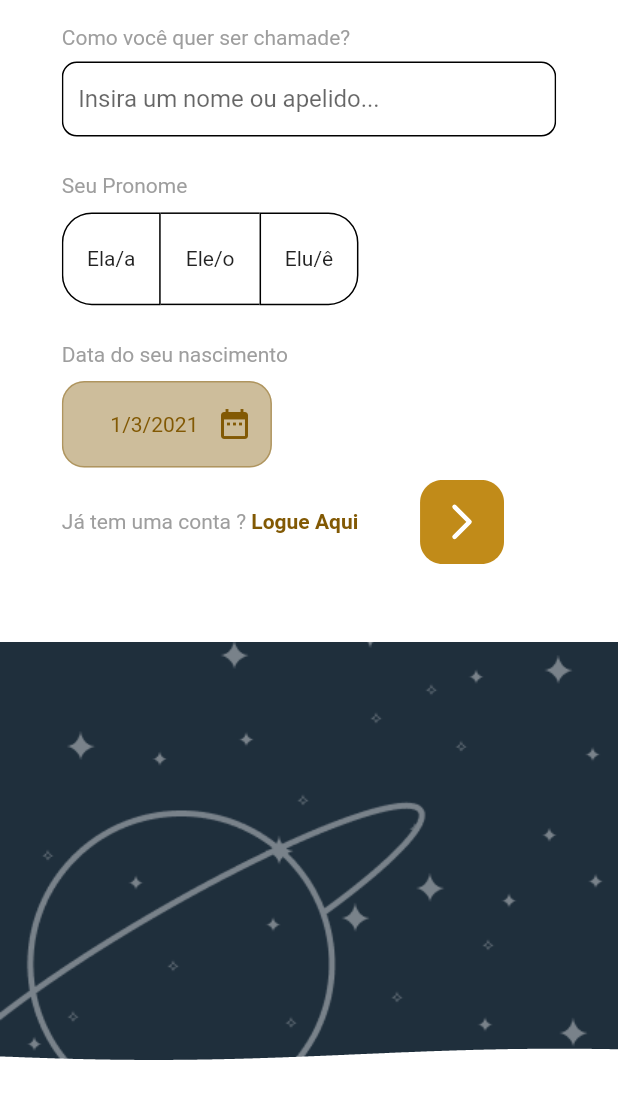
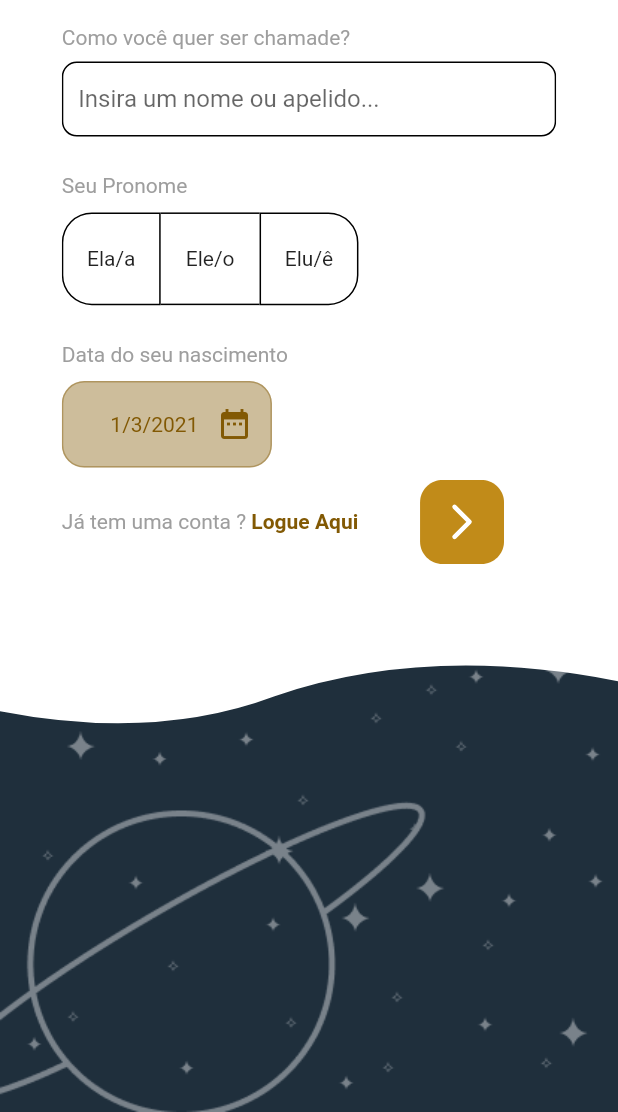
Before and after one commit to ViniciusVicco/lunia, a Flutter app: the screen it shows after launch, after a tap on "Cadastre-se", on a phone screen of 412 x 824 dp, the part 124-1236 px from its top. Run offline on Flutter 3.47's test engine with Material 2 defaults, Android fonts, the phone set to English and light mode, and no system bars; our stand-ins replace flutter_custom_clippers, flutter_svg.

```diff
--- a/lib/constrants/dart/constrants.dart
+++ /dev/null
@@ -1 +0,0 @@
-import 'package:flutter/painting.dart';
--- a/lib/screens/comom_widgets/background_widgets/background_container_widget.dart
+++ /dev/null
@@ -1,38 +0,0 @@
-import 'package:flutter/material.dart';
-import 'package:lunia/screens/comom_widgets/background_widgets/wave_widget.dart';
-
-
-
-
-class BackGroundContainerWidget extends StatelessWidget {
-  final double heightporcentage;
-  BackGroundContainerWidget({@required this.heightporcentage});
-  @override
-  Widget build(BuildContext context) {
-    final Size size = MediaQuery.of(context).size;
-    final double width = MediaQuery.of(context).size.width;
-    final double height = MediaQuery.of(context).size.height;
-    return Align(
-      heightFactor: height * 0.40,
-      alignment: Alignment.bottomCenter,
-      child: Stack(
-        children: [
-          Container(
-            height: height* 0.38,
-            decoration: BoxDecoration(
-                image: DecorationImage(image: AssetImage('assets/comom/fundo.png'),
-                    fit: BoxFit.cover,
-                  alignment: Alignment.bottomCenter,
-                )
-            ),
-            child: WaveWidget(
-              size: size,
-              yOffset: size.height / 3.0,
-              color: Colors.white,
-            ),
-          ),
-        ],
-      ),
-    );
-  }
-}
--- a/lib/screens/comom_widgets/background_widgets/clipper_widget.dart
+++ /dev/null
@@ -1,26 +0,0 @@
-import 'package:flutter/cupertino.dart';
-
-class ClipperWidget extends CustomClipper<Path>{
-
-  final List<Offset> waveList;
-  ClipperWidget({this.waveList});
-
-  @override
-  getClip(Size size) {
-   final Path path = Path();
-
-
-    path.addPolygon(waveList, false);
-    path.lineTo(size.width, size.height);
-    path.lineTo(0.0, size.height);
-    path.close();
-
-
-
-   return path;
-  }
-
-  @override
-  bool shouldReclip(covariant CustomClipper oldClipper) => true;
-
-}
--- /dev/null
+++ b/lib/screens/comom_widgets/background_widgets/custom_clipper_backgrounded.dart
@@ -0,0 +1,35 @@
+import 'package:flutter/material.dart';
+import 'package:flutter_custom_clippers/flutter_custom_clippers.dart';
+
+class CustomClipperBackgrounded extends StatelessWidget {
+  final Widget child;
+  CustomClipperBackgrounded({this.child});
+  @override
+  Widget build(BuildContext context) {
+    final double width = MediaQuery.of(context).size.width;
+    final double height = MediaQuery.of(context).size.height;
+    return Stack(children: [
+      Column(
+        children: [
+          Container(
+            height: height,
+            decoration: BoxDecoration(
+                image: DecorationImage(
+                    fit: BoxFit.fitWidth,
+                    alignment: FractionalOffset.bottomCenter,
+                    image: AssetImage('assets/comom/fundo.png'))),
+          ),
+        ],
+      ),
+      ClipPath(
+        clipper: WaveClipperTwo(),
+        child: Container(
+          height: height * 0.7,
+          color: Colors.white,
+          //Clipar este cara aqui
+        ),
+      ),
+      child,
+    ]);
+  }
+}
--- a/lib/screens/comom_widgets/background_widgets/wave_widget.dart
+++ /dev/null
@@ -1,77 +0,0 @@
-import 'package:flutter/material.dart';
-import 'dart:math' as Math;
-import 'clipper_widget.dart';
-
-
-
-class WaveWidget extends StatefulWidget {
-  final Size size;
-  final double yOffset;
-  final Color color;
-
-  WaveWidget({
-    this.size,
-    this.color,
-    this.yOffset,
-});
-
-  @override
-  _WaveWidgetState createState() => _WaveWidgetState();
-}
-
-class _WaveWidgetState extends State<WaveWidget> with  TickerProviderStateMixin{
-  AnimationController animationController;
-
-  List<Offset> wavePoints = [];
-
-  @override
-
-  @override
-  void initState(){
-    super.initState();
-    animationController = AnimationController(vsync: this, duration: Duration(milliseconds: 5000))..addListener(() {
-      wavePoints.clear();
-      final double waveSpeed = animationController.value * 1080;
-      final double fullSphere = animationController.value * Math.pi * 2;
-      final double normalizer = Math.cos(fullSphere);
-      final double waveWidgth = Math.pi / 270;
-      final double waveHeight = 20.0;
-
-      for(int i = 0; i <= widget.size.width.toInt(); ++i){
-        double calc = Math.sin((waveSpeed - i) * waveWidgth);
-
-        wavePoints.add(
-          Offset(i.toDouble(),
-            calc * waveHeight * normalizer + widget.yOffset,
-          ),
-        );
-      }
-
-    });
-    animationController.repeat();
-  }
-
-
-  @override
-  void dispose() {
-    super.dispose();
-    animationController.dispose();
-  }
-  Widget build(BuildContext context) {
-    return AnimatedBuilder(
-      animation: animationController,
-      builder: (context, _){
-        return ClipPath(
-          clipper: ClipperWidget(
-            waveList: wavePoints,
-          ),
-          child: Container(
-            width: widget.size.width,
-            height: widget.size.height,
-            color: widget.color,
-          ),
-        );
-      },
-    );
-  }
-}
--- a/lib/screens/login_screen/login_screen.dart
+++ b/lib/screens/login_screen/login_screen.dart
@@ -1,8 +1,8 @@
 import 'package:flutter/material.dart';
 import 'package:flutter_custom_clippers/flutter_custom_clippers.dart';
 import 'package:flutter_svg/flutter_svg.dart';
-import 'package:lunia/screens/comom_widgets/background_widgets/background_container_widget.dart';
-import 'package:lunia/screens/comom_widgets/background_widgets/custom_clipper.dart';
+import 'package:lunia/constrants/dart/device.dart';
+import 'package:lunia/screens/comom_widgets/background_widgets/custom_clipper_backgrounded.dart';
 import 'package:lunia/screens/comom_widgets/custom_rounded_container.dart';
 import 'package:lunia/screens/comom_widgets/custom_texts.dart';
 import 'package:lunia/screens/comom_widgets/form_field_widget.dart';
@@ -20,6 +20,7 @@ class _LoginScreenState extends State<LoginScreen> {
   Widget build(BuildContext context) {
     final double width = MediaQuery.of(context).size.width;
     final double height = MediaQuery.of(context).size.height;
+
     final Color selectedColor = Color(0xff825904);
 
     return Scaffold(
@@ -27,34 +28,9 @@ class _LoginScreenState extends State<LoginScreen> {
       resizeToAvoidBottomPadding: false,
       backgroundColor: Colors.white,
       body: ClipPath(
-
         child: Container(
-
-          child: Stack(
-            children: [
-              Column(
-                children: [
-                  Container(
-                    height: height,
-                    decoration: BoxDecoration(
-                        image: DecorationImage(
-                            fit: BoxFit.fitWidth,
-                            alignment: FractionalOffset.bottomCenter,
-                            image: AssetImage('assets/comom/fundo.png')
-                        )
-                    ),
-                  ),
-                ],
-              ),
-              ClipPath(
-                clipper: WaveClipperTwo(),
-                child: Container(
-                  height: height*0.7,
-                  color: Colors.white,
-                  //Clipar este cara aqui
-                ),
-              ),
-              Center(
+          child: CustomClipperBackgrounded(
+            child: Center(
               child: Column(
                 children: [
                   SizedBox(
@@ -98,12 +74,12 @@ class _LoginScreenState extends State<LoginScreen> {
                                   if (email.isEmpty) {
                                     return 'Campo Vazio!';
                                   }
-                                    if (!email.contains('@')&&(!email.contains('.'))) {
+                                  if (!email.contains('@') &&
+                                      (!email.contains('.'))) {
                                     return 'E-mail incorreto!';
                                   }
                                   return null;
                                 },
-
                               ),
                             ],
                           ),
@@ -132,7 +108,6 @@ class _LoginScreenState extends State<LoginScreen> {
                                   }
                                   return null;
                                 },
-
                               ),
                             ],
                           ),
@@ -147,8 +122,7 @@ class _LoginScreenState extends State<LoginScreen> {
                               ),
                               GestureDetector(
                                 onTap: () {
-                                    Navigator.of(context)
-                                        .pushNamed('/register1');
+                                  Navigator.of(context).pushNamed('/register1');
                                 },
                                 child: Text(
                                   "Cadastre-se",
@@ -185,7 +159,6 @@ class _LoginScreenState extends State<LoginScreen> {
                 ],
               ),
             ),
-            ],
           ),
         ),
       ),
--- a/lib/screens/register_screens/register_screen.dart
+++ b/lib/screens/register_screens/register_screen.dart
@@ -1,6 +1,6 @@
 import 'package:flutter/material.dart';
 import 'package:flutter_svg/flutter_svg.dart';
-import 'package:lunia/screens/comom_widgets/background_widgets/background_container_widget.dart';
+import 'package:lunia/screens/comom_widgets/background_widgets/custom_clipper_backgrounded.dart';
 import 'package:lunia/screens/comom_widgets/custom_rounded_container.dart';
 import 'package:lunia/screens/comom_widgets/custom_texts.dart';
 import 'package:lunia/screens/comom_widgets/rounded_container.dart';
@@ -41,12 +41,9 @@ class _RegisterScreenState extends State<RegisterScreen> {
     return Scaffold(
       resizeToAvoidBottomPadding: false,
       backgroundColor: Colors.white,
-      body: Stack(
-        children: [
-          BackGroundContainerWidget(
-            heightporcentage: 0.4,
-          ),
-          Center(
+      body:
+          CustomClipperBackgrounded(
+            child: Center(
               child: ClipPath(
                 child: Column(
                   children: [
@@ -206,9 +203,8 @@ class _RegisterScreenState extends State<RegisterScreen> {
                   ],
                 ),
               ),
+            ),
           )
-        ],
-      ),
     );
   }
 }
```
Also changed, not shown: lib/constrants/dart/device.dart (added, +42 -0 lines), lib/screens/comom_widgets/background_widgets/custom_clipper.dart (deleted, +0 -27 lines), lib/screens/register_screens/register_screen2.dart (+5 -9 lines). Lines whose indentation alone changed are shown as unchanged.
